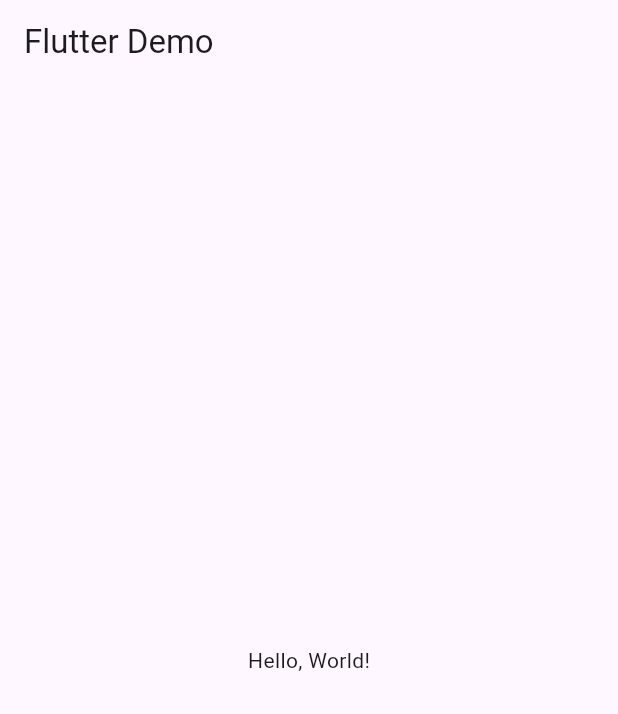
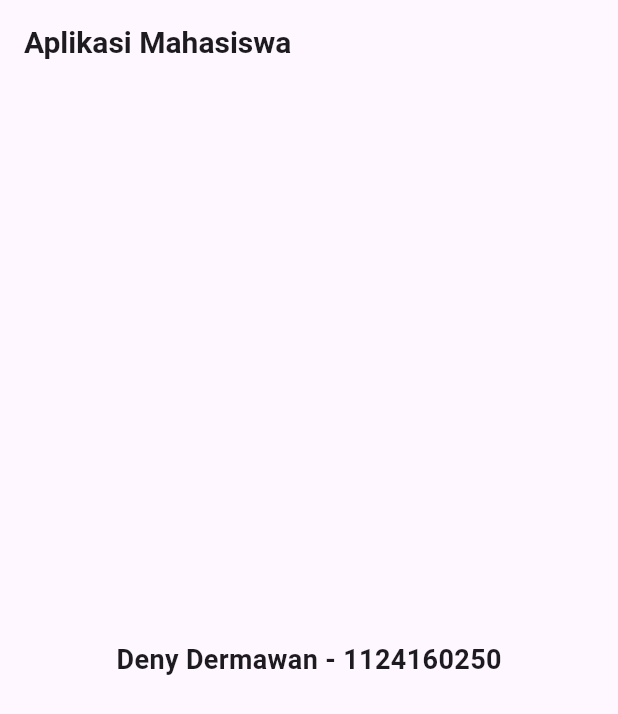
Before and after one commit to dygnora/Latihan-005-aplikasi-mobile, a Flutter app: the screen it shows after launch, on a phone screen of 412 x 824 dp. Shown: the top 714 px of the screen. Run offline on Flutter 3.47's test engine with Material 3 defaults, Android fonts, the light colour scheme and no system bars.

Commit message:
tambah Identitas aplikasi

```diff
--- a/lib/main.dart
+++ b/lib/main.dart
@@ -10,15 +10,34 @@ class MyApp extends StatelessWidget {
   @override
   Widget build(BuildContext context) {
     return MaterialApp(
-      title: 'Flutter Demo',
-      home: Scaffold(
-        appBar: AppBar(
-          title: const Text('Flutter Demo'),
-        ),
-        body: const Center(
-          child: Text('Hello, World!'),
-        ),
-      ),
+      debugShowCheckedModeBanner: true,
+      home: const HomePage(),
     );
   }
 }
+
+class HomePage extends StatelessWidget {
+  const HomePage({super.key});
+
+  @override
+  Widget build(BuildContext context) {
+    return Scaffold(
+      appBar:AppBar(
+        title: const Text('Aplikasi Mahasiswa',
+        style: TextStyle(
+          fontSize: 20,
+          fontWeight: FontWeight.bold,
+        ),
+        ),
+        ),
+        body: const Center(
+          child: Text('Deny Dermawan - 1124160250',
+          style: TextStyle(
+            fontSize: 18,
+            fontWeight: FontWeight.bold,
+          ),
+          ),
+        ),
+      );
+  }
+}
```
